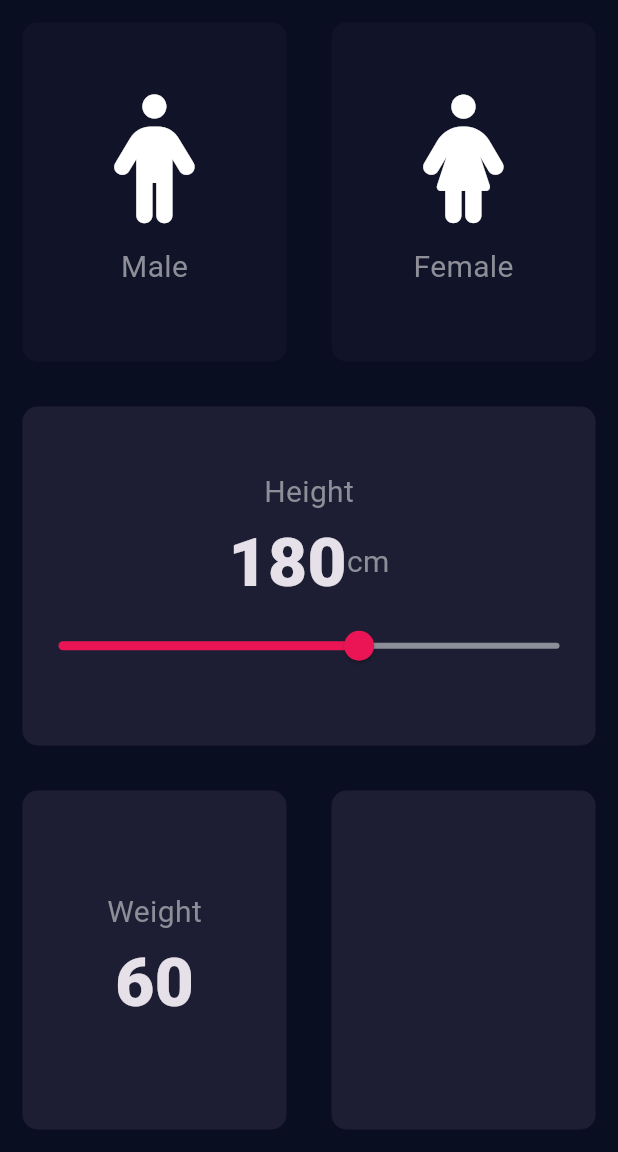
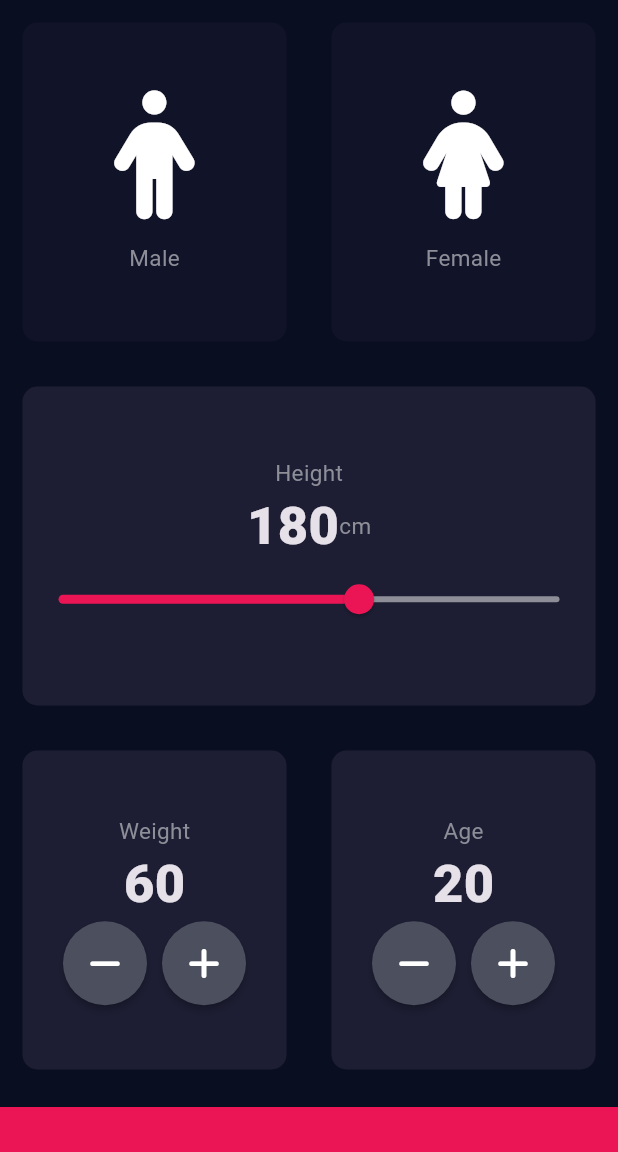
Before and after one commit to ruhma786/Github_projects, a Flutter app: the screen it shows after launch, on a phone screen of 412 x 824 dp, the part 84-1236 px from its top. Run offline on Flutter 3.47's test engine with Material 3 defaults, Android fonts, the phone set to English and light mode, and no system bars; our stand-ins replace audioplayers, csv, flutter_colorpicker, flutter_local_notifications, font_awesome_flutter, pdf and 4 more; accounts and stored records are empty.

```diff
--- a/bmi_calculator/lib/constant.dart
+++ b/bmi_calculator/lib/constant.dart
@@ -4,11 +4,11 @@ const activeColor = Color(0xFF1D1E33);
 const de_activeColor = Color(0xFF111328);
 
 const kLabelstyle = TextStyle(
-  fontSize: 20.0,
+  fontSize: 15.0,
   color: Color(0xFF8D8E98),
 );
 
 const kNumberstyle =TextStyle(
-fontSize: 45.0,
+fontSize: 35.0,
 fontWeight: FontWeight.w900,
 );
--- a/bmi_calculator/lib/input.dart
+++ b/bmi_calculator/lib/input.dart
@@ -1,10 +1,10 @@
-
 import 'package:flutter/material.dart';
 import 'package:font_awesome_flutter/font_awesome_flutter.dart';
-import 'icon_text.dart';
-import 'container.dart';
-import 'constant.dart';
-enum Gender{
+import 'icon_text.dart'; // Ensure this file exists
+import 'container.dart'; // Ensure this file exists
+import 'constant.dart'; // Ensure this file exists
+
+enum Gender {
   male,
   female,
 }
@@ -16,8 +16,9 @@ class InputPage extends StatefulWidget {
 
 class _InputPageState extends State<InputPage> {
   Gender? selectGender;
-  int sliderHeight=180;
-  int sliderweight=60;
+  int sliderHeight = 180;
+  int sliderWeight = 60;
+  int sliderAge = 20;
 
   @override
   Widget build(BuildContext context) {
@@ -32,14 +33,14 @@ class _InputPageState extends State<InputPage> {
             child: Row(
               children: <Widget>[
                 Expanded(
-
                   child: RepeatContainerCode(
-                      onPressed: (){
+                    onPressed: () {
                       setState(() {
-                          selectGender=Gender.male;
+                        selectGender = Gender.male;
                       });
                     },
-                      colors: selectGender==Gender.male ? activeColor : de_activeColor,
+                    colors:
+                    selectGender == Gender.male ? activeColor : de_activeColor,
                     cardwidget: RepeatTextandIconCode(
                       iconData: FontAwesomeIcons.male,
                       label: 'Male',
@@ -48,12 +49,14 @@ class _InputPageState extends State<InputPage> {
                 ),
                 Expanded(
                   child: RepeatContainerCode(
-                      onPressed: (){
+                    onPressed: () {
                       setState(() {
-                          selectGender=Gender.female;
+                        selectGender = Gender.female;
                       });
                     },
-                      colors: selectGender==Gender.female ? activeColor : de_activeColor,
+                    colors: selectGender == Gender.female
+                        ? activeColor
+                        : de_activeColor,
                     cardwidget: RepeatTextandIconCode(
                       iconData: FontAwesomeIcons.female,
                       label: 'Female',
@@ -69,7 +72,8 @@ class _InputPageState extends State<InputPage> {
               cardwidget: Column(
                 mainAxisAlignment: MainAxisAlignment.center,
                 children: <Widget>[
-                    Text('Height',
+                  Text(
+                    'Height',
                     style: kLabelstyle,
                   ),
                   Row(
@@ -77,7 +81,7 @@ class _InputPageState extends State<InputPage> {
                     children: <Widget>[
                       Text(
                         sliderHeight.toString(),
-                          style:kNumberstyle,
+                        style: kNumberstyle,
                       ),
                       Text(
                         'cm',
@@ -85,21 +89,21 @@ class _InputPageState extends State<InputPage> {
                       ),
                     ],
                   ),
-                    Slider(value: sliderHeight.toDouble(),
+                  Slider(
+                    value: sliderHeight.toDouble(),
                     min: 120.0,
                     max: 220.0,
                     activeColor: Color(0xFFEB1555),
                     inactiveColor: Color(0xFF8D8E98),
-                        onChanged: (double newvalue){
+                    onChanged: (double newValue) {
                       setState(() {
-                            sliderHeight = newvalue.round();
+                        sliderHeight = newValue.round();
                       });
-                        }
+                    },
                   ),
                 ],
               ),
             ),
-
           ),
           Expanded(
             child: Row(
@@ -115,13 +119,29 @@ class _InputPageState extends State<InputPage> {
                           style: kLabelstyle,
                         ),
                         Text(
-                          sliderweight.toString(),
+                          sliderWeight.toString(),
                           style: kNumberstyle,
                         ),
                         Row(
                           mainAxisAlignment: MainAxisAlignment.center,
                           children: <Widget>[
-
+                            RoundIcon(
+                              iconData: FontAwesomeIcons.minus,
+                              onPress: () {
+                                setState(() {
+                                  sliderWeight--;
+                                });
+                              },
+                            ),
+                            SizedBox(width: 10.0),
+                            RoundIcon(
+                              iconData: FontAwesomeIcons.plus,
+                              onPress: () {
+                                setState(() {
+                                  sliderWeight++;
+                                });
+                              },
+                            ),
                           ],
                         ),
                       ],
@@ -131,13 +151,74 @@ class _InputPageState extends State<InputPage> {
                 Expanded(
                   child: RepeatContainerCode(
                     colors: Color(0xFF1D1E33),
+                    cardwidget: Column(
+                      mainAxisAlignment: MainAxisAlignment.center,
+                      children: <Widget>[
+                        Text(
+                          'Age',
+                          style: kLabelstyle,
+                        ),
+                        Text(
+                          sliderAge.toString(),
+                          style: kNumberstyle,
+                        ),
+                        Row(
+                          mainAxisAlignment: MainAxisAlignment.center,
+                          children: <Widget>[
+                            RoundIcon(
+                              iconData: FontAwesomeIcons.minus,
+                              onPress: () {
+                                setState(() {
+                                  sliderAge--;
+                                });
+                              },
+                            ),
+                            SizedBox(width: 10.0),
+                            RoundIcon(
+                              iconData: FontAwesomeIcons.plus,
+                              onPress: () {
+                                setState(() {
+                                  sliderAge++;
+                                });
+                              },
+                            ),
+                          ],
+                        ),
+                      ],
+                    ),
                   ),
                 ),
               ],
             ),
+          ),
+          Container(
+            color: Color(0xFFEB1555),
+            margin: EdgeInsets.only(top: 10.0), // Corrected margin usage
+            height: 30.0,
           ),
         ],
       ),
     );
   }
 }
+
+class RoundIcon extends StatelessWidget {
+  RoundIcon({required this.iconData, required this.onPress});
+
+  final IconData iconData;
+  final Function onPress;
+
+  @override
+  Widget build(BuildContext context) {
+    return RawMaterialButton(
+      child: Icon(iconData),
+      onPressed: () => onPress(),
+      constraints: BoxConstraints.tightFor(
+        height: 56.0,
+        width: 56.0,
+      ),
+      shape: CircleBorder(),
+      fillColor: Color(0xFF4C4F5E),
+    );
+  }
+}
```
Lines whose indentation alone changed are shown as unchanged.
